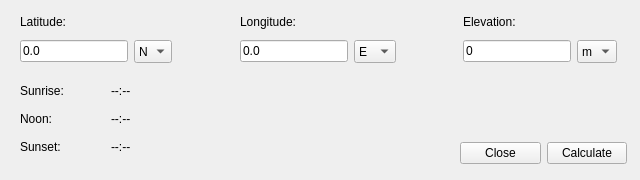
codymj/SolarCalculator, file src/MainWindow.ui: the form before one commit.
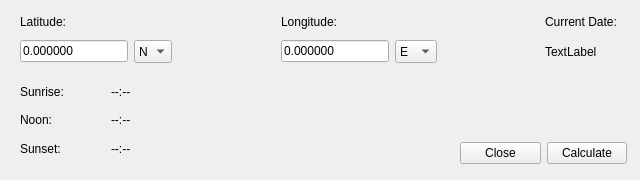
The form after the commit.

What changed in the file:
```diff
--- a/src/MainWindow.ui
+++ b/src/MainWindow.ui
@@ -50,7 +50,7 @@
          <item>
           <widget class="QLineEdit" name="latInput">
            <property name="text">
-            <string>0.0</string>
+            <string>0.000000</string>
            </property>
           </widget>
          </item>
@@ -111,7 +111,7 @@
          <item>
           <widget class="QLineEdit" name="lonInput">
            <property name="text">
-            <string>0.0</string>
+            <string>0.000000</string>
            </property>
           </widget>
          </item>
@@ -163,45 +163,19 @@
        <item>
         <widget class="QLabel" name="elevLabel">
          <property name="text">
-          <string>Elevation:</string>
+          <string>Current Date:</string>
          </property>
         </widget>
        </item>
        <item>
         <layout class="QHBoxLayout" name="horizontalLayout_3">
          <item>
-          <widget class="QLineEdit" name="elevInput">
+          <widget class="QLabel" name="dateLabel">
            <property name="text">
-            <string>0</string>
+            <string>TextLabel</string>
            </property>
           </widget>
          </item>
-         <item>
-          <widget class="QComboBox" name="elevCombo">
-           <property name="sizePolicy">
-            <sizepolicy hsizetype="Fixed" vsizetype="Fixed">
-             <horstretch>0</horstretch>
-             <verstretch>0</verstretch>
-            </sizepolicy>
-           </property>
-           <property name="maximumSize">
-            <size>
-             <width>45</width>
-             <height>25</height>
-            </size>
-           </property>
-           <item>
-            <property name="text">
-             <string>m</string>
-            </property>
-           </item>
-           <item>
-            <property name="text">
-             <string>ft</string>
-            </property>
-           </item>
-          </widget>
-         </item>
         </layout>
        </item>
       </layout>
@@ -214,7 +188,7 @@
       <x>20</x>
       <y>80</y>
       <width>111</width>
-      <height>78</height>
+      <height>80</height>
      </rect>
     </property>
     <layout class="QVBoxLayout" name="verticalLayout_4">
```
Left out of the diff: 2 changed lines with no effect on the pictures.
